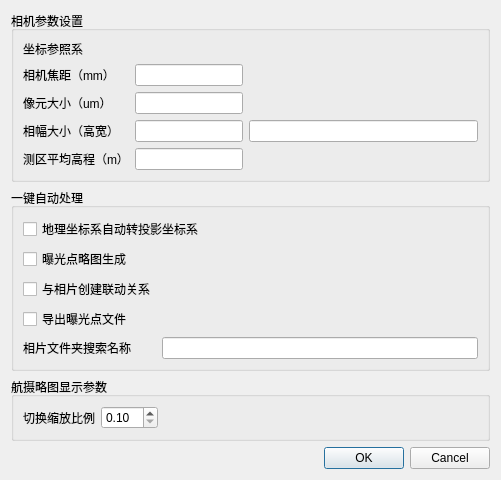
This is ui/dialog/dialog_possetting.ui in RenShuYuan/EQI as Qt 5 draws it before an edit. The edited form follows.
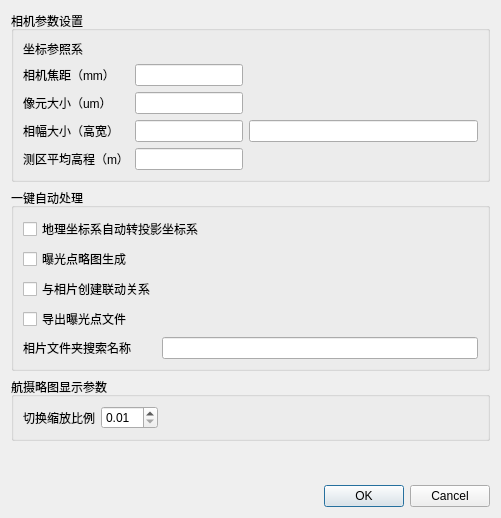
This is the edited form.

```diff
--- a/ui/dialog/dialog_possetting.ui
+++ b/ui/dialog/dialog_possetting.ui
@@ -7,7 +7,7 @@
     <x>0</x>
     <y>0</y>
     <width>501</width>
-    <height>456</height>
+    <height>518</height>
    </rect>
   </property>
   <property name="windowTitle">
@@ -145,8 +145,11 @@
         </item>
         <item>
          <widget class="QDoubleSpinBox" name="doubleSpinBox">
+          <property name="decimals">
+           <number>2</number>
+          </property>
           <property name="minimum">
-           <double>0.100000000000000</double>
+           <double>0.010000000000000</double>
           </property>
           <property name="singleStep">
            <double>0.100000000000000</double>
```
